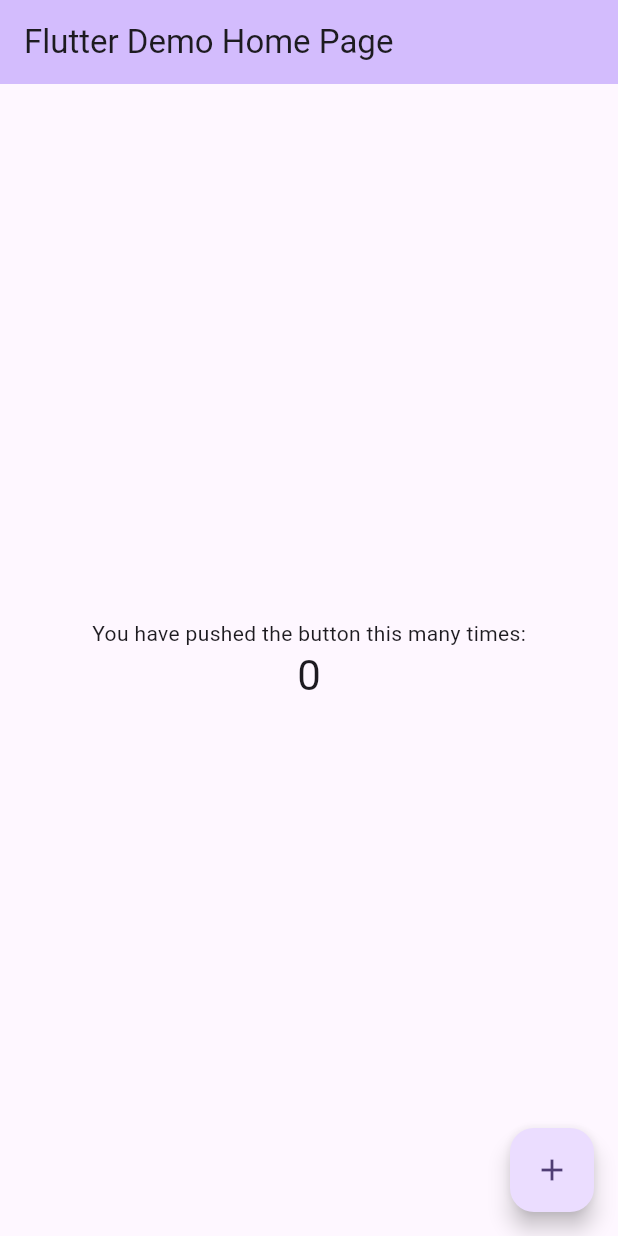
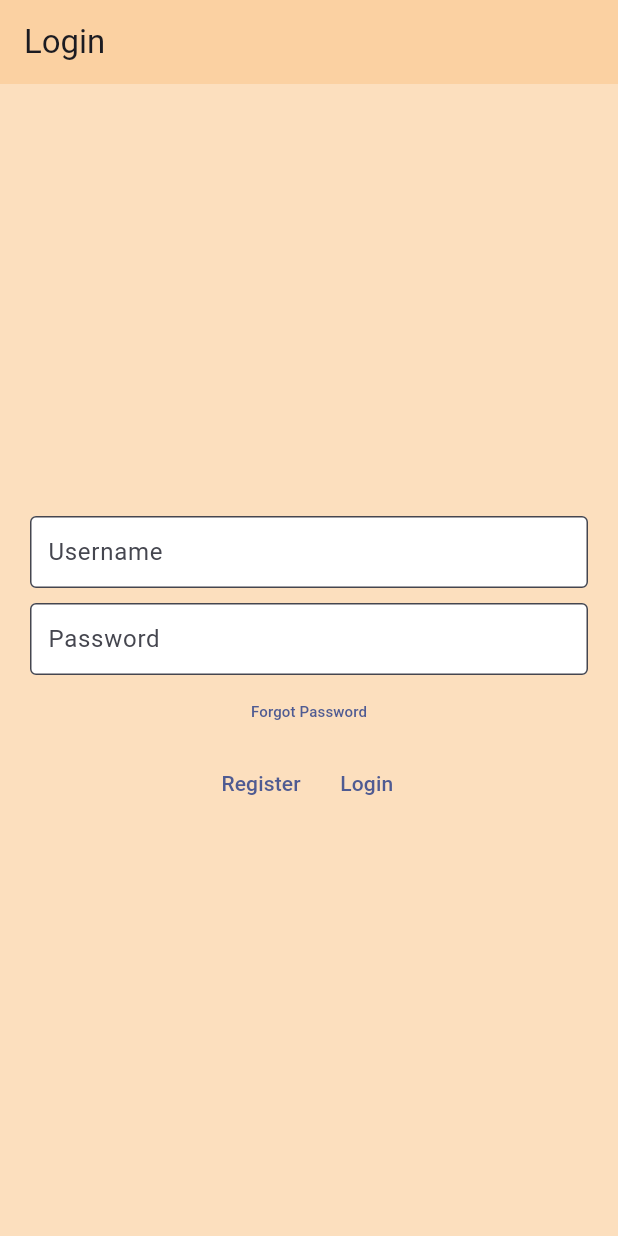
Before and after one commit to NikoKaramitos/BitebyByte-Mobile, a Flutter app: the screen it shows after launch, on a phone screen of 412 x 824 dp. Run offline on Flutter 3.47's test engine with Material 3 defaults, Android fonts, the phone set to English and light mode, and no system bars; our stand-ins replace google_fonts.

Commit message:
Added all of Carlos work from login and register and the loading page
Co-authored-by: Carlos Cuns <carlos-cuns@users.noreply.github.com>
Co-authored-by: Tri Nguyen <tr1cs@users.noreply.github.com>

```diff
--- a/lib/main.dart
+++ b/lib/main.dart
@@ -1,4 +1,9 @@
+
 import 'package:flutter/material.dart';
+import 'package:flutter/widgets.dart';
+import 'package:bitebybyte_mobile/pages/HomePage.dart';
+import 'package:bitebybyte_mobile/pages/LoginPage.dart';
+import 'package:bitebybyte_mobile/theme/colors.dart';
 
 void main() {
   runApp(const MyApp());
@@ -7,119 +12,13 @@
 class MyApp extends StatelessWidget {
   const MyApp({super.key});
 
-  // This widget is the root of your application.
   @override
   Widget build(BuildContext context) {
     return MaterialApp(
-      title: 'Flutter Demo',
-      theme: ThemeData(
-        // This is the theme of your application.
-        //
-        // TRY THIS: Try running your application with "flutter run". You'll see
-        // the application has a purple toolbar. Then, without quitting the app,
-        // try changing the seedColor in the colorScheme below to Colors.green
-        // and then invoke "hot reload" (save your changes or press the "hot
-        // reload" button in a Flutter-supported IDE, or press "r" if you used
-        // the command line to start the app).
-        //
-        // Notice that the counter didn't reset back to zero; the application
-        // state is not lost during the reload. To reset the state, use hot
-        // restart instead.
-        //
-        // This works for code too, not just values: Most code changes can be
-        // tested with just a hot reload.
-        colorScheme: ColorScheme.fromSeed(seedColor: Colors.deepPurple),
-        useMaterial3: true,
-      ),
-      home: const MyHomePage(title: 'Flutter Demo Home Page'),
-    );
+        theme: ThemeData(
+            fontFamily: 'pressStart2P',
+            colorScheme: ColorScheme.fromSeed(seedColor: blue)),
+        debugShowCheckedModeBanner: false,
+        home: HomePage());
   }
 }
-
-class MyHomePage extends StatefulWidget {
-  const MyHomePage({super.key, required this.title});
-
-  // This widget is the home page of your application. It is stateful, meaning
-  // that it has a State object (defined below) that contains fields that affect
-  // how it looks.
-
-  // This class is the configuration for the state. It holds the values (in this
-  // case the title) provided by the parent (in this case the App widget) and
-  // used by the build method of the State. Fields in a Widget subclass are
-  // always marked "final".
-
-  final String title;
-
-  @override
-  State<MyHomePage> createState() => _MyHomePageState();
-}
-
-class _MyHomePageState extends State<MyHomePage> {
-  int _counter = 0;
-
-  void _incrementCounter() {
-    setState(() {
-      // This call to setState tells the Flutter framework that something has
-      // changed in this State, which causes it to rerun the build method below
-      // so that the display can reflect the updated values. If we changed
-      // _counter without calling setState(), then the build method would not be
-      // called again, and so nothing would appear to happen.
-      _counter++;
-    });
-  }
-
-  @override
-  Widget build(BuildContext context) {
-    // This method is rerun every time setState is called, for instance as done
-    // by the _incrementCounter method above.
-    //
-    // The Flutter framework has been optimized to make rerunning build methods
-    // fast, so that you can just rebuild anything that needs updating rather
-    // than having to individually change instances of widgets.
-    return Scaffold(
-      appBar: AppBar(
-        // TRY THIS: Try changing the color here to a specific color (to
-        // Colors.amber, perhaps?) and trigger a hot reload to see the AppBar
-        // change color while the other colors stay the same.
-        backgroundColor: Theme.of(context).colorScheme.inversePrimary,
-        // Here we take the value from the MyHomePage object that was created by
-        // the App.build method, and use it to set our appbar title.
-        title: Text(widget.title),
-      ),
-      body: Center(
-        // Center is a layout widget. It takes a single child and positions it
-        // in the middle of the parent.
-        child: Column(
-          // Column is also a layout widget. It takes a list of children and
-          // arranges them vertically. By default, it sizes itself to fit its
-          // children horizontally, and tries to be as tall as its parent.
-          //
-          // Column has various properties to control how it sizes itself and
-          // how it positions its children. Here we use mainAxisAlignment to
-          // center the children vertically; the main axis here is the vertical
-          // axis because Columns are vertical (the cross axis would be
-          // horizontal).
-          //
-          // TRY THIS: Invoke "debug painting" (choose the "Toggle Debug Paint"
-          // action in the IDE, or press "p" in the console), to see the
-          // wireframe for each widget.
-          mainAxisAlignment: MainAxisAlignment.center,
-          children: <Widget>[
-            const Text(
-              'You have pushed the button this many times:',
-            ),
-            Text(
-              '$_counter',
-              style: Theme.of(context).textTheme.headlineMedium,
-            ),
-          ],
-        ),
-      ),
-      floatingActionButton: FloatingActionButton(
-        onPressed: _incrementCounter,
-        tooltip: 'Increment',
-        child: const Icon(Icons.add),
-      ), // This trailing comma makes auto-formatting nicer for build methods.
-    );
-  }
-}
--- /dev/null
+++ b/lib/pages/LoginPage.dart
@@ -0,0 +1,104 @@
+// ignore_for_file: prefer_const_constructors
+
+import 'dart:io';
+
+import 'package:bitebybyte_mobile/pages/DashPage.dart';
+import 'package:bitebybyte_mobile/pages/RegisterPage.dart';
+import 'package:bitebybyte_mobile/theme/colors.dart';
+import 'package:flutter/material.dart';
+import 'package:flutter/services.dart';
+
+class LoginPage extends StatefulWidget {
+  const LoginPage({super.key});
+
+  @override
+  State<LoginPage> createState() => _LoginPageState();
+}
+
+class _LoginPageState extends State<LoginPage> {
+  TextEditingController userController = TextEditingController();
+  String firstName = "";
+  String lastName = "";
+  void setUser() {
+    firstName = userController.text;
+    Navigator.push(
+        context,
+        MaterialPageRoute(
+            builder: (context) =>
+                DashPage(firstName: firstName, lastName: lastName)));
+  }
+
+  void goRegister() {
+    Navigator.push(
+        context, MaterialPageRoute(builder: (context) => RegisterPage()));
+  }
+
+  @override
+  Widget build(BuildContext context) {
+    return Scaffold(
+      backgroundColor: creamsicle[300],
+      appBar: AppBar(
+        automaticallyImplyLeading: false,
+        title: Text("Login"),
+        backgroundColor: creamsicle,
+      ),
+      body: Center(
+        child: Padding(
+          padding: const EdgeInsets.only(left: 20.0, right: 20.0),
+          child: Container(
+              height: 500,
+              child: Column(
+                mainAxisAlignment: MainAxisAlignment.center,
+                children: [
+                  //Text(greeting, style: TextStyle(fontSize: 30)),
+                  Container(
+                    height: 10,
+                  ),
+                  TextFormField(
+                    controller: userController,
+                    decoration: InputDecoration(
+                        contentPadding:
+                            EdgeInsets.only(top: 5, right: 8, left: 8),
+                        fillColor: Colors.white,
+                        filled: true,
+                        border: OutlineInputBorder(),
+                        labelText: 'Username'),
+                  ),
+                  Container(
+                    height: 10,
+                  ),
+                  TextFormField(
+                    obscureText: true,
+                    decoration: InputDecoration(
+                        contentPadding:
+                            EdgeInsets.only(top: 5, right: 8, left: 8),
+                        filled: true,
+                        fillColor: Colors.white,
+                        border: OutlineInputBorder(),
+                        labelText: 'Password'),
+                  ),
+                  TextButton(
+                      onPressed: () {},
+                      child: Text(
+                        "Forgot Password",
+                        style: TextStyle(fontSize: 10),
+                      )),
+                  Row(
+                    mainAxisAlignment: MainAxisAlignment.center,
+                    children: [
+                      TextButton(
+                          onPressed: goRegister, child: Text("Register")),
+                      TextButton(
+                        onPressed: setUser,
+                        child: Text("Login"),
+                        statesController: MaterialStatesController(),
+                      ),
+                    ],
+                  )
+                ],
+              )),
+        ),
+      ),
+    );
+  }
+}
--- /dev/null
+++ b/lib/theme/colors.dart
@@ -0,0 +1,52 @@
+import 'package:flutter/material.dart';
+
+const orange = const Color(0xffFF720B);
+const beige = const Color(0xffECE4B7);
+const mint = const Color(0xff7DCFB6);
+const green = const Color(0xff33CA7F);
+
+const MaterialColor blue = MaterialColor(_bluePrimaryValue, <int, Color>{
+  50: Color(0xFFE5E9F9),
+  100: Color(0xFFBEC9F0),
+  200: Color(0xFF93A5E6),
+  300: Color(0xFF6781DB),
+  400: Color(0xFF4766D4),
+  500: Color(_bluePrimaryValue),
+  600: Color(0xFF2244C7),
+  700: Color(0xFF1C3BC0),
+  800: Color(0xFF1733B9),
+  900: Color(0xFF0D23AD),
+});
+const int _bluePrimaryValue = 0xFF264BCC;
+
+const MaterialColor blueAccent = MaterialColor(_blueAccentValue, <int, Color>{
+  100: Color(0xFFDBDFFF),
+  200: Color(_blueAccentValue),
+  400: Color(0xFF7584FF),
+  700: Color(0xFF5C6DFF),
+});
+const int _blueAccentValue = 0xFFA8B2FF;
+
+const MaterialColor creamsicle =
+    MaterialColor(_creamsiclePrimaryValue, <int, Color>{
+  50: Color(0xFFFFF9F4),
+  100: Color(0xFFFEF1E3),
+  200: Color(0xFFFDE8D1),
+  300: Color(0xFFFCDFBE),
+  400: Color(0xFFFCD8B0),
+  500: Color(_creamsiclePrimaryValue),
+  600: Color(0xFFFACC9A),
+  700: Color(0xFFFAC690),
+  800: Color(0xFFF9C086),
+  900: Color(0xFFF8B575),
+});
+const int _creamsiclePrimaryValue = 0xFFFBD1A2;
+
+const MaterialColor creamsicleAccent =
+    MaterialColor(_creamsicleAccentValue, <int, Color>{
+  100: Color(0xFFFFFFFF),
+  200: Color(_creamsicleAccentValue),
+  400: Color(0xFFFFFFFF),
+  700: Color(0xFFFFFAF6),
+});
+const int _creamsicleAccentValue = 0xFFFFFFFF;
```
Also changed, not shown: lib/components/title.dart (added, +29 -0 lines), lib/pages/DashPage.dart (added, +46 -0 lines), lib/pages/HomePage.dart (added, +66 -0 lines), lib/pages/RegisterPage.dart (added, +131 -0 lines), pubspec.yaml (+7 -2 lines), lib/fonts/PressStart2P-Regular.ttf (added), lib/images/bear_blue.png (added), pubspec.lock, 7 other files.
